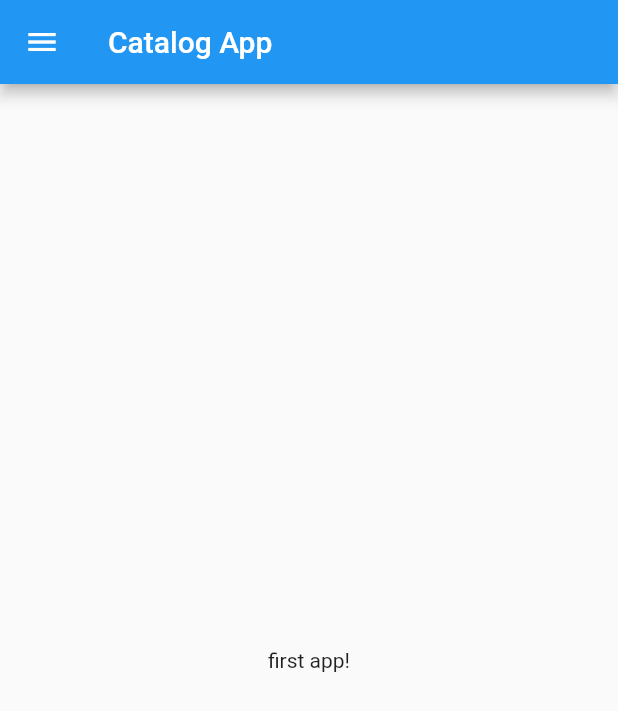
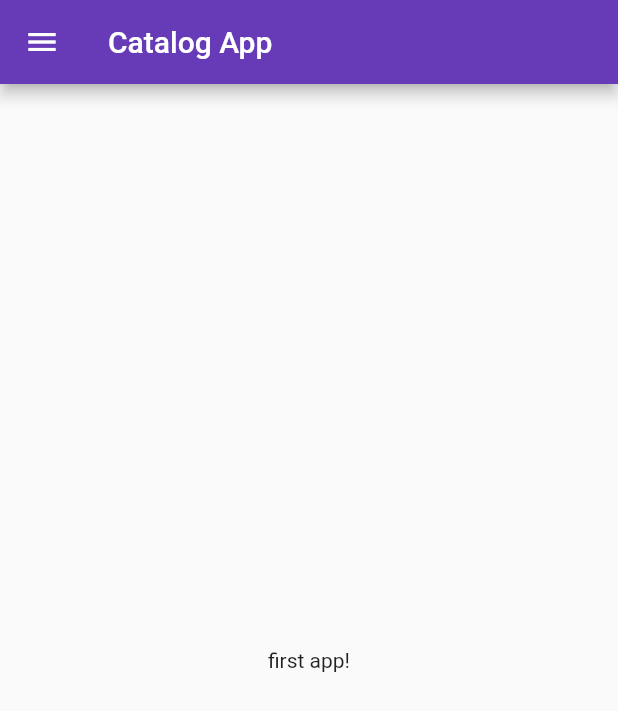
Before and after one commit to Debrup-commits/Catalog-App, a Flutter app: the screen it shows after launch, on a phone screen of 412 x 824 dp. Shown: the top 711 px of the screen. Run offline on Flutter 3.47's test engine with Material 2 defaults, Android fonts, the phone set to English and light mode, and no system bars.

Commit message:
routine push

```diff
--- a/lib/main.dart
+++ b/lib/main.dart
@@ -1,17 +1,26 @@
+import 'package:catalog_app/pages/login_page.dart';
 import 'package:flutter/material.dart';
-import 'home_page.dart';
+import 'pages/home_page.dart';
+import 'pages/login_page.dart';
 
 void main(){
   runApp(MyApp());
 }
 
 class MyApp extends StatelessWidget {
-  const MyApp({Key? key}) : super(key: key);
-
   @override
   Widget build(BuildContext context) {
     return MaterialApp(
-      home: HomePage(),
+      themeMode: ThemeMode.light,
+      theme: ThemeData(primarySwatch: Colors.deepPurple),
+      darkTheme: ThemeData(
+        brightness: Brightness.dark,
+      ),
+
+      routes: {
+        "/": (context)=>HomePage(),
+        "/login": (context)=>LoginPage(),
+      },
     );
   }
 }
```
Also changed, not shown: lib/pages/login_page.dart (added, +14 -0 lines), lib/pages/home_page.dart (renamed from lib/home_page.dart).
